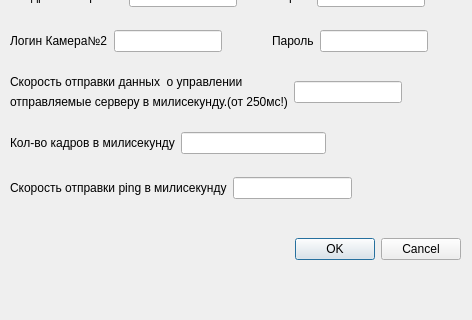
Before: the Qt Designer form settings.ui in EugChesn/GuiClient, drawn with Qt 5; both pictures show x 0 to 472 and y 167 to 487 of the 472 by 487 pixel window.
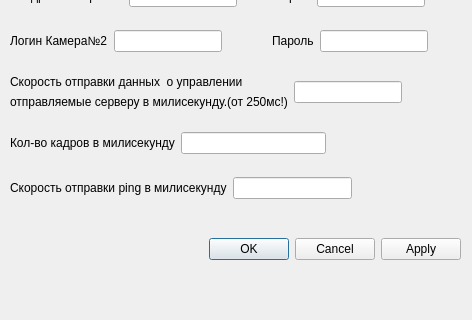
After: the same form once the commit is applied.

```diff
--- a/settings.ui
+++ b/settings.ui
@@ -26,7 +26,7 @@
     <enum>Qt::Horizontal</enum>
    </property>
    <property name="standardButtons">
-    <set>QDialogButtonBox::Cancel|QDialogButtonBox::Ok</set>
+    <set>QDialogButtonBox::Apply|QDialogButtonBox::Cancel|QDialogButtonBox::Ok</set>
    </property>
   </widget>
   <widget class="QWidget" name="verticalLayoutWidget">
```
